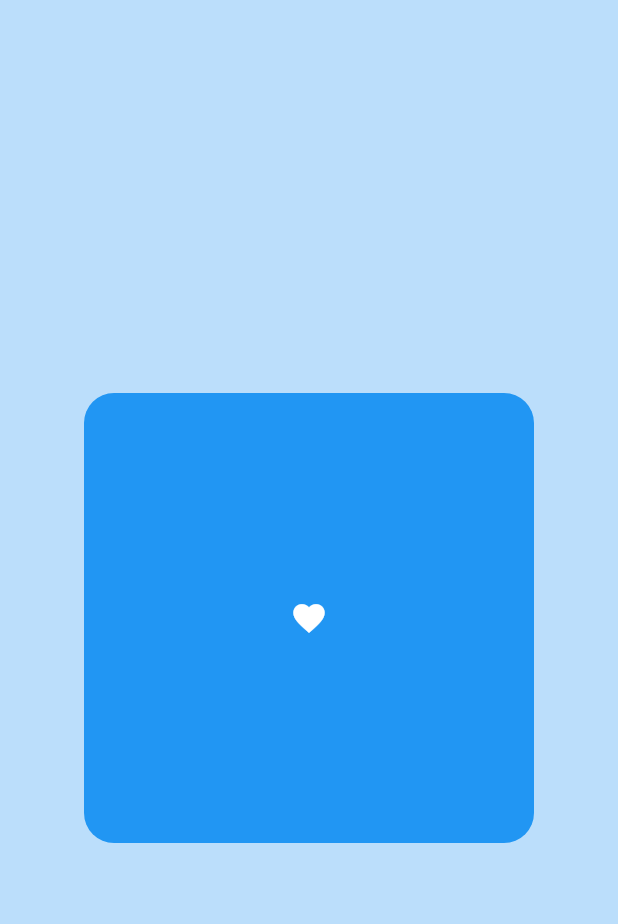
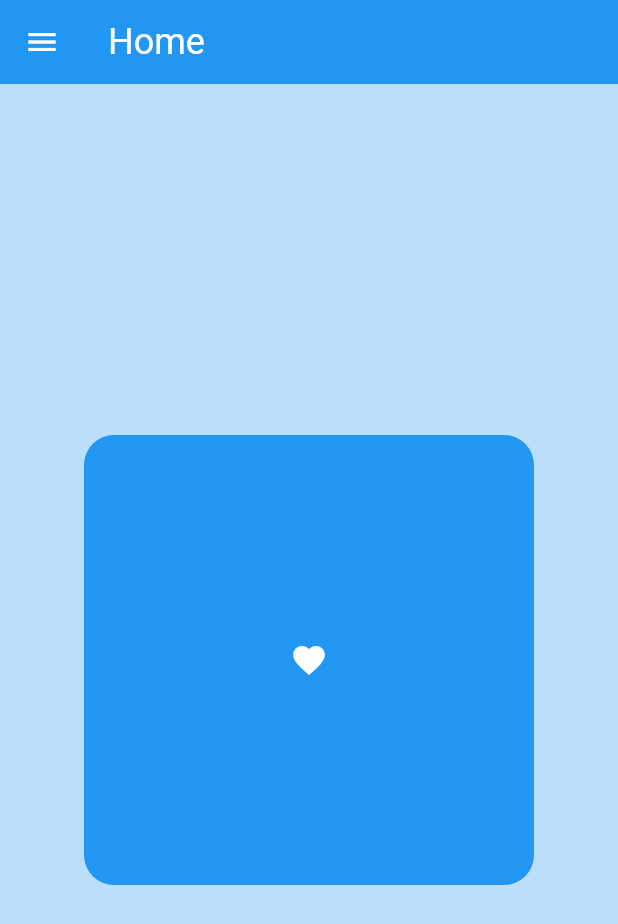
Before and after one commit to RWEMAISINGIZWENorbert/Flutter-introduction, a Flutter app: the screen it shows after launch, on a phone screen of 412 x 824 dp. Shown: the top 924 px of the screen. Run offline on Flutter 3.47's test engine with Material 3 defaults, Android fonts, the phone set to English and light mode, and no system bars.

Commit message:
First Flutter environment with introduction to the widgets

```diff
--- a/app/lib/main.dart
+++ b/app/lib/main.dart
@@ -13,6 +13,13 @@ class MyApp extends StatelessWidget {
       debugShowCheckedModeBanner: false,
       home: Scaffold(
          backgroundColor: Colors.blue[100],
+         appBar: AppBar(
+          title: Text("Home",
+                    style: TextStyle(color: Colors.white, fontSize: 24),),
+          backgroundColor: Colors.blue,
+          elevation: 0,
+          leading: Icon(Icons.menu, color: Colors.white,),
+         ),
          body: Center(
          child:  Container(
           width: 300,
```
